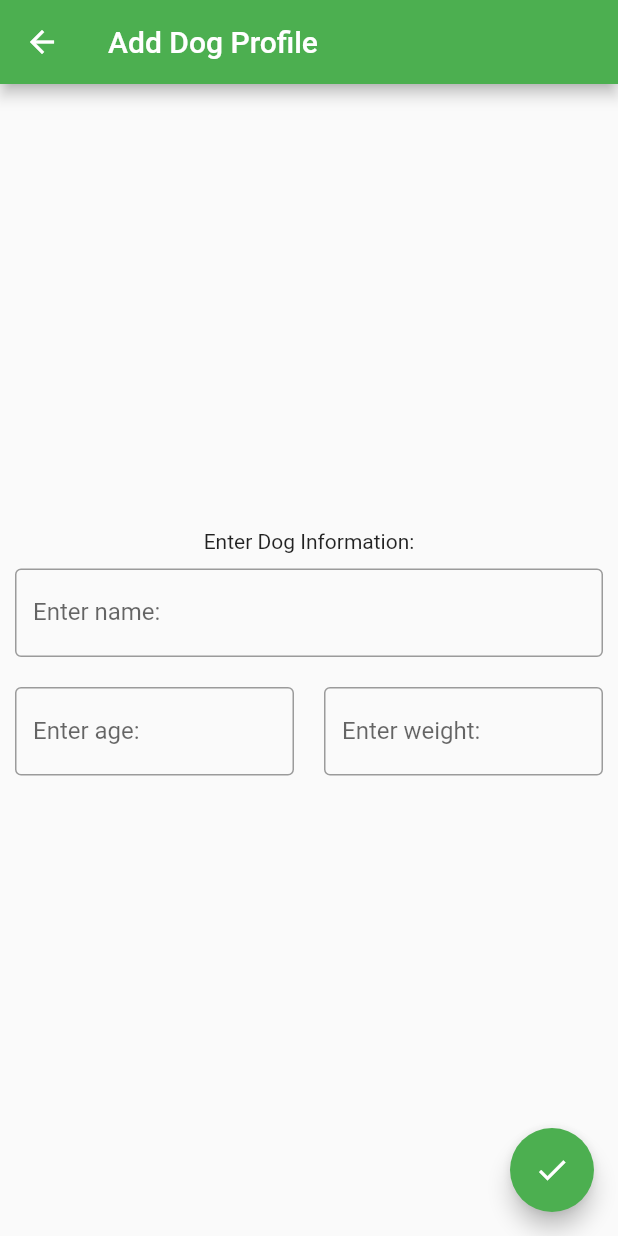
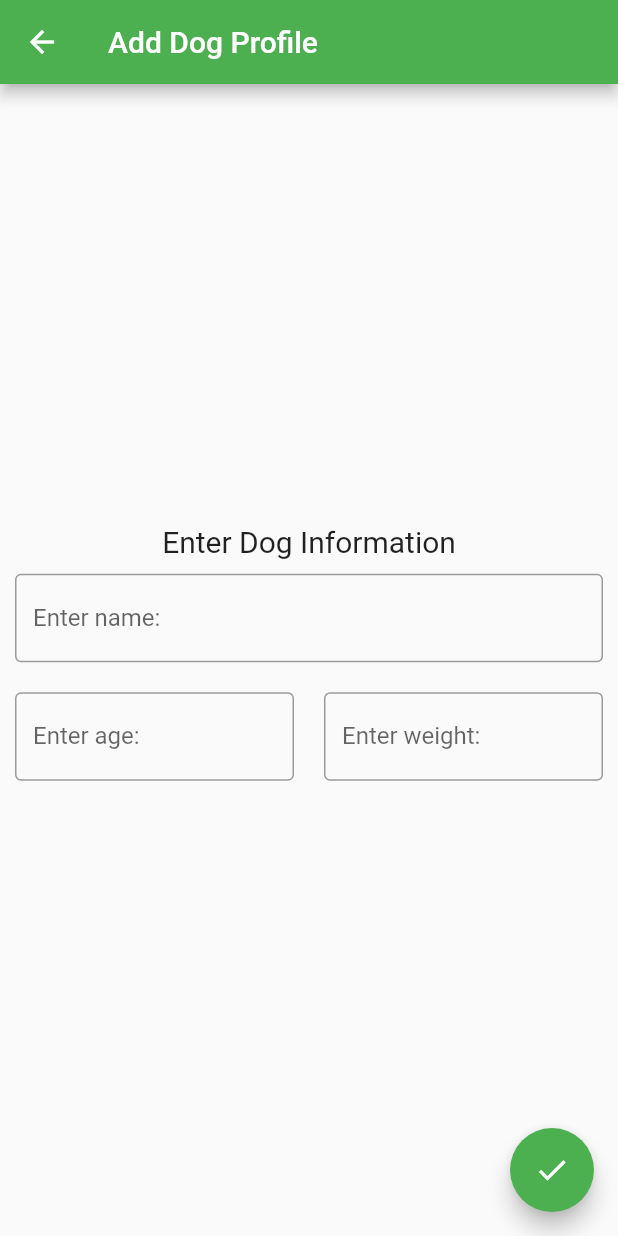
Before and after one commit to owenlovett/puppy-do, a Flutter app: the AddDogPage screen opened directly, on a phone screen of 412 x 824 dp. Run offline on Flutter 3.47's test engine with Material 2 defaults, Android fonts, the phone set to English and light mode, and no system bars; network calls fail.

Commit message:
change font

```diff
--- a/lib/add_dog.dart
+++ b/lib/add_dog.dart
@@ -29,7 +29,10 @@ class _AddDogState extends State<AddDogPage> {
           mainAxisAlignment: MainAxisAlignment.center,
           children: <Widget>[
             const Text(
-              'Enter Dog Information:',
+              'Enter Dog Information',
+              style: TextStyle(
+                fontSize: 20,
+              ),
             ),
             Container(
               margin: const EdgeInsets.all(10),
```
